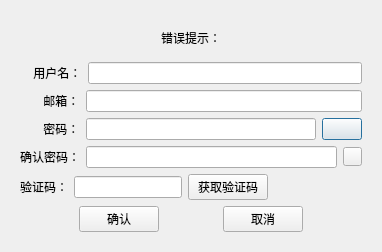
Above: wChat_client/registdialog.ui from Eulernumber233/wChat before the change. Below: the same form after it.
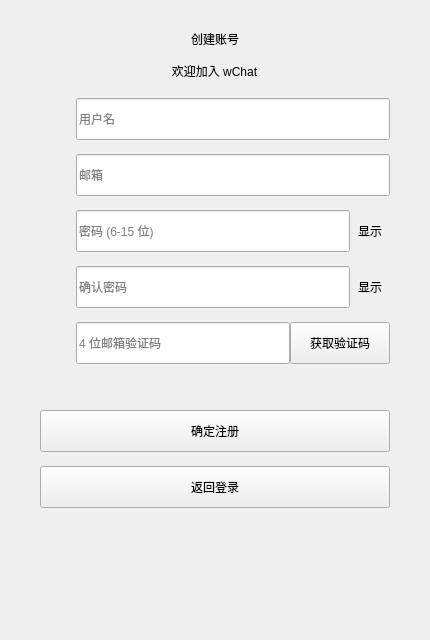
That is the form after the change. Custom widgets are drawn as their Qt base class.

```diff
--- a/wChat_client/registdialog.ui
+++ b/wChat_client/registdialog.ui
@@ -1,388 +1,317 @@
 <?xml version="1.0" encoding="UTF-8"?>
 <ui version="4.0">
  <class>RegistDialog</class>
- <widget class="QDialog" name="RegistDialog">
+ <widget class="QWidget" name="RegistDialog">
   <property name="geometry">
    <rect>
     <x>0</x>
     <y>0</y>
-    <width>382</width>
-    <height>241</height>
+    <width>430</width>
+    <height>640</height>
    </rect>
   </property>
-  <property name="windowTitle">
-   <string>Dialog</string>
+  <property name="minimumSize">
+   <size><width>430</width><height>640</height></size>
   </property>
-  <layout class="QVBoxLayout" name="verticalLayout_2">
-   <item>
-    <layout class="QHBoxLayout" name="horizontalLayout_8">
+  <property name="maximumSize">
+   <size><width>430</width><height>640</height></size>
+  </property>
+
+  <layout class="QVBoxLayout" name="root_layout">
+   <property name="leftMargin"><number>0</number></property>
+   <property name="topMargin"><number>0</number></property>
+   <property name="rightMargin"><number>0</number></property>
+   <property name="bottomMargin"><number>0</number></property>
+   <property name="spacing"><number>0</number></property>
      <item>
       <widget class="QStackedWidget" name="stackedWidget">
-       <property name="currentIndex">
-        <number>0</number>
-       </property>
+     <property name="currentIndex"><number>0</number></property>
+
        <widget class="QWidget" name="page">
-        <layout class="QVBoxLayout" name="verticalLayout">
+      <layout class="QVBoxLayout" name="page1_layout">
+       <property name="leftMargin"><number>40</number></property>
+       <property name="topMargin"><number>30</number></property>
+       <property name="rightMargin"><number>40</number></property>
+       <property name="bottomMargin"><number>24</number></property>
+       <property name="spacing"><number>14</number></property>
+
+       <item alignment="Qt::AlignHCenter">
+        <widget class="QLabel" name="auth_title">
+         <property name="text"><string>创建账号</string></property>
+         <property name="alignment"><set>Qt::AlignmentFlag::AlignCenter</set></property>
+        </widget>
+       </item>
+       <item alignment="Qt::AlignHCenter">
+        <widget class="QLabel" name="auth_sub">
+         <property name="text"><string>欢迎加入 wChat</string></property>
+         <property name="alignment"><set>Qt::AlignmentFlag::AlignCenter</set></property>
+        </widget>
+       </item>
+
          <item>
-          <spacer name="verticalSpacer_2">
-           <property name="orientation">
-            <enum>Qt::Orientation::Vertical</enum>
-           </property>
-           <property name="sizeHint" stdset="0">
-            <size>
-             <width>20</width>
-             <height>40</height>
-            </size>
-           </property>
-          </spacer>
-         </item>
+        <spacer name="vs_before_fields">
+         <property name="orientation"><enum>Qt::Orientation::Vertical</enum></property>
+         <property name="sizeType"><enum>QSizePolicy::Policy::Fixed</enum></property>
+         <property name="sizeHint" stdset="0"><size><width>20</width><height>4</height></size></property>
+        </spacer>
+       </item>
+
+       <!-- Username field -->
          <item>
-          <widget class="QWidget" name="widget" native="true">
-           <layout class="QHBoxLayout" name="horizontalLayout_7">
+        <widget class="QWidget" name="user_field" native="true">
+         <property name="minimumSize"><size><width>0</width><height>42</height></size></property>
+         <property name="maximumSize"><size><width>16777215</width><height>42</height></size></property>
+         <layout class="QHBoxLayout" name="user_field_layout">
+          <property name="leftMargin"><number>0</number></property>
+          <property name="topMargin"><number>0</number></property>
+          <property name="rightMargin"><number>0</number></property>
+          <property name="bottomMargin"><number>0</number></property>
+          <property name="spacing"><number>0</number></property>
             <item>
-             <widget class="QLabel" name="err_tip">
-              <property name="text">
-               <string>错误提示：</string>
-              </property>
-              <property name="alignment">
-               <set>Qt::AlignmentFlag::AlignCenter</set>
-              </property>
-             </widget>
-            </item>
-           </layout>
-          </widget>
-         </item>
+           <widget class="QLabel" name="user_icon">
+            <property name="minimumSize"><size><width>36</width><height>42</height></size></property>
+            <property name="maximumSize"><size><width>36</width><height>42</height></size></property>
+            <property name="text"><string/></property>
+            <property name="alignment"><set>Qt::AlignmentFlag::AlignCenter</set></property>
+           </widget>
+          </item>
          <item>
-          <layout class="QHBoxLayout" name="horizontalLayout">
-           <item>
-            <widget class="QLabel" name="users_label">
-             <property name="text">
-              <string>    用户名：</string>
-             </property>
-            </widget>
-           </item>
-           <item>
-            <widget class="QLineEdit" name="user_edit"/>
-           </item>
-          </layout>
-         </item>
+           <widget class="QLineEdit" name="user_edit">
+            <property name="minimumSize"><size><width>0</width><height>42</height></size></property>
+            <property name="placeholderText"><string>用户名</string></property>
+           </widget>
+          </item>
+         </layout>
+        </widget>
+       </item>
+
+       <!-- Email field -->
          <item>
-          <layout class="QHBoxLayout" name="horizontalLayout_2">
+        <widget class="QWidget" name="email_field" native="true">
+         <property name="minimumSize"><size><width>0</width><height>42</height></size></property>
+         <property name="maximumSize"><size><width>16777215</width><height>42</height></size></property>
+         <layout class="QHBoxLayout" name="email_field_layout">
+          <property name="leftMargin"><number>0</number></property>
+          <property name="topMargin"><number>0</number></property>
+          <property name="rightMargin"><number>0</number></property>
+          <property name="bottomMargin"><number>0</number></property>
+          <property name="spacing"><number>0</number></property>
            <item>
-            <widget class="QLabel" name="email_label">
-             <property name="text">
-              <string>       邮箱：</string>
-             </property>
+           <widget class="QLabel" name="email_icon">
+            <property name="minimumSize"><size><width>36</width><height>42</height></size></property>
+            <property name="maximumSize"><size><width>36</width><height>42</height></size></property>
+            <property name="text"><string/></property>
+            <property name="alignment"><set>Qt::AlignmentFlag::AlignCenter</set></property>
             </widget>
            </item>
            <item>
-            <widget class="QLineEdit" name="email_lineEdit"/>
-           </item>
-          </layout>
-         </item>
+           <widget class="QLineEdit" name="email_lineEdit">
+            <property name="minimumSize"><size><width>0</width><height>42</height></size></property>
+            <property name="placeholderText"><string>邮箱</string></property>
+           </widget>
+          </item>
+         </layout>
+        </widget>
+       </item>
+
+       <!-- Password field -->
          <item>
-          <layout class="QHBoxLayout" name="horizontalLayout_3">
+        <widget class="QWidget" name="pass_field" native="true">
+         <property name="minimumSize"><size><width>0</width><height>42</height></size></property>
+         <property name="maximumSize"><size><width>16777215</width><height>42</height></size></property>
+         <layout class="QHBoxLayout" name="pass_field_layout">
+          <property name="leftMargin"><number>0</number></property>
+          <property name="topMargin"><number>0</number></property>
+          <property name="rightMargin"><number>0</number></property>
+          <property name="bottomMargin"><number>0</number></property>
+          <property name="spacing"><number>0</number></property>
            <item>
-            <widget class="QLabel" name="pass_label">
-             <property name="text">
-              <string>       密码：</string>
-             </property>
+           <widget class="QLabel" name="pass_icon">
+            <property name="minimumSize"><size><width>36</width><height>42</height></size></property>
+            <property name="maximumSize"><size><width>36</width><height>42</height></size></property>
+            <property name="text"><string/></property>
+            <property name="alignment"><set>Qt::AlignmentFlag::AlignCenter</set></property>
             </widget>
            </item>
            <item>
-            <widget class="QLineEdit" name="pass_edit"/>
+           <widget class="QLineEdit" name="pass_edit">
+            <property name="minimumSize"><size><width>0</width><height>42</height></size></property>
+            <property name="placeholderText"><string>密码 (6-15 位)</string></property>
+           </widget>
            </item>
            <item>
             <widget class="ClickedLabel" name="pass_visible">
-             <property name="minimumSize">
-              <size>
-               <width>19</width>
-               <height>19</height>
-              </size>
-             </property>
-             <property name="sizeIncrement">
-              <size>
-               <width>19</width>
-               <height>19</height>
-              </size>
-             </property>
-             <property name="text">
-              <string/>
-             </property>
+            <property name="minimumSize"><size><width>40</width><height>42</height></size></property>
+            <property name="maximumSize"><size><width>40</width><height>42</height></size></property>
+            <property name="text"><string>显示</string></property>
+            <property name="alignment"><set>Qt::AlignmentFlag::AlignCenter</set></property>
             </widget>
            </item>
           </layout>
-         </item>
+        </widget>
+       </item>
+
+       <!-- Confirm password field -->
          <item>
-          <layout class="QHBoxLayout" name="horizontalLayout_4">
+        <widget class="QWidget" name="confirm_field" native="true">
+         <property name="minimumSize"><size><width>0</width><height>42</height></size></property>
+         <property name="maximumSize"><size><width>16777215</width><height>42</height></size></property>
+         <layout class="QHBoxLayout" name="confirm_field_layout">
+          <property name="leftMargin"><number>0</number></property>
+          <property name="topMargin"><number>0</number></property>
+          <property name="rightMargin"><number>0</number></property>
+          <property name="bottomMargin"><number>0</number></property>
+          <property name="spacing"><number>0</number></property>
            <item>
-            <widget class="QLabel" name="confirm_label">
-             <property name="text">
-              <string>确认密码：</string>
-             </property>
+           <widget class="QLabel" name="confirm_icon">
+            <property name="minimumSize"><size><width>36</width><height>42</height></size></property>
+            <property name="maximumSize"><size><width>36</width><height>42</height></size></property>
+            <property name="text"><string/></property>
+            <property name="alignment"><set>Qt::AlignmentFlag::AlignCenter</set></property>
             </widget>
            </item>
            <item>
-            <widget class="QLineEdit" name="confirm_edit"/>
+           <widget class="QLineEdit" name="confirm_edit">
+            <property name="minimumSize"><size><width>0</width><height>42</height></size></property>
+            <property name="placeholderText"><string>确认密码</string></property>
+           </widget>
            </item>
            <item>
             <widget class="ClickedLabel" name="confirm_visible">
-             <property name="minimumSize">
-              <size>
-               <width>19</width>
-               <height>19</height>
-              </size>
-             </property>
-             <property name="maximumSize">
-              <size>
-               <width>19</width>
-               <height>19</height>
-              </size>
-             </property>
-             <property name="text">
-              <string/>
-             </property>
+            <property name="minimumSize"><size><width>40</width><height>42</height></size></property>
+            <property name="maximumSize"><size><width>40</width><height>42</height></size></property>
+            <property name="text"><string>显示</string></property>
+            <property name="alignment"><set>Qt::AlignmentFlag::AlignCenter</set></property>
             </widget>
            </item>
           </layout>
-         </item>
+        </widget>
+       </item>
+
+       <!-- Verify code field -->
          <item>
-          <layout class="QHBoxLayout" name="horizontalLayout_5">
+        <widget class="QWidget" name="varify_field" native="true">
+         <property name="minimumSize"><size><width>0</width><height>42</height></size></property>
+         <property name="maximumSize"><size><width>16777215</width><height>42</height></size></property>
+         <layout class="QHBoxLayout" name="varify_field_layout">
+          <property name="leftMargin"><number>0</number></property>
+          <property name="topMargin"><number>0</number></property>
+          <property name="rightMargin"><number>0</number></property>
+          <property name="bottomMargin"><number>0</number></property>
+          <property name="spacing"><number>0</number></property>
            <item>
-            <widget class="QLabel" name="varify_label">
-             <property name="text">
-              <string>验证码：</string>
-             </property>
+           <widget class="QLabel" name="varify_icon">
+            <property name="minimumSize"><size><width>36</width><height>42</height></size></property>
+            <property name="maximumSize"><size><width>36</width><height>42</height></size></property>
+            <property name="text"><string/></property>
+            <property name="alignment"><set>Qt::AlignmentFlag::AlignCenter</set></property>
             </widget>
            </item>
            <item>
-            <widget class="QLineEdit" name="varify_edit"/>
+           <widget class="QLineEdit" name="varify_edit">
+            <property name="minimumSize"><size><width>0</width><height>42</height></size></property>
+            <property name="maxLength"><number>4</number></property>
+            <property name="placeholderText"><string>4 位邮箱验证码</string></property>
+           </widget>
            </item>
            <item>
             <widget class="TimerBtn" name="get_code">
-             <property name="text">
-              <string>获取验证码</string>
-             </property>
-            </widget>
-           </item>
-           <item>
-            <spacer name="horizontalSpacer">
-             <property name="orientation">
-              <enum>Qt::Orientation::Horizontal</enum>
-             </property>
-             <property name="sizeHint" stdset="0">
-              <size>
-               <width>40</width>
-               <height>20</height>
-              </size>
-             </property>
-            </spacer>
-           </item>
-          </layout>
-         </item>
+            <property name="minimumSize"><size><width>100</width><height>42</height></size></property>
+            <property name="maximumSize"><size><width>110</width><height>42</height></size></property>
+            <property name="text"><string>获取验证码</string></property>
+           </widget>
+          </item>
+         </layout>
+        </widget>
+       </item>
+
          <item>
-          <spacer name="verticalSpacer_3">
-           <property name="orientation">
-            <enum>Qt::Orientation::Vertical</enum>
-           </property>
-           <property name="sizeHint" stdset="0">
-            <size>
-             <width>20</width>
-             <height>40</height>
-            </size>
-           </property>
-          </spacer>
-         </item>
-         <item>
-          <layout class="QHBoxLayout" name="horizontalLayout_6">
-           <item>
-            <spacer name="horizontalSpacer_4">
-             <property name="orientation">
-              <enum>Qt::Orientation::Horizontal</enum>
-             </property>
-             <property name="sizeHint" stdset="0">
-              <size>
-               <width>40</width>
-               <height>20</height>
-              </size>
-             </property>
-            </spacer>
-           </item>
+        <widget class="QLabel" name="err_tip">
+         <property name="minimumSize"><size><width>0</width><height>18</height></size></property>
+         <property name="maximumSize"><size><width>16777215</width><height>18</height></size></property>
+         <property name="text"><string/></property>
+         <property name="alignment"><set>Qt::AlignmentFlag::AlignLeading|Qt::AlignmentFlag::AlignLeft|Qt::AlignmentFlag::AlignVCenter</set></property>
+        </widget>
+       </item>
+
            <item>
             <widget class="QPushButton" name="sure_btn">
-             <property name="text">
-              <string>确认</string>
-             </property>
-            </widget>
-           </item>
-           <item>
-            <spacer name="horizontalSpacer_6">
-             <property name="orientation">
-              <enum>Qt::Orientation::Horizontal</enum>
-             </property>
-             <property name="sizeHint" stdset="0">
-              <size>
-               <width>40</width>
-               <height>20</height>
-              </size>
-             </property>
-            </spacer>
-           </item>
+         <property name="minimumSize"><size><width>0</width><height>42</height></size></property>
+         <property name="maximumSize"><size><width>16777215</width><height>42</height></size></property>
+         <property name="text"><string>确定注册</string></property>
+        </widget>
+       </item>
+
            <item>
             <widget class="QPushButton" name="cancel_btn">
-             <property name="text">
-              <string>取消</string>
-             </property>
-            </widget>
-           </item>
+         <property name="minimumSize"><size><width>0</width><height>42</height></size></property>
+         <property name="maximumSize"><size><width>16777215</width><height>42</height></size></property>
+         <property name="text"><string>返回登录</string></property>
+        </widget>
+       </item>
+
            <item>
-            <spacer name="horizontalSpacer_5">
-             <property name="orientation">
-              <enum>Qt::Orientation::Horizontal</enum>
-             </property>
-             <property name="sizeHint" stdset="0">
-              <size>
-               <width>40</width>
-               <height>20</height>
-              </size>
-             </property>
+        <spacer name="vs_bottom">
+         <property name="orientation"><enum>Qt::Orientation::Vertical</enum></property>
+         <property name="sizeType"><enum>QSizePolicy::Policy::Expanding</enum></property>
+         <property name="sizeHint" stdset="0"><size><width>20</width><height>10</height></size></property>
             </spacer>
            </item>
           </layout>
-         </item>
-         <item>
-          <spacer name="verticalSpacer">
-           <property name="orientation">
-            <enum>Qt::Orientation::Vertical</enum>
-           </property>
-           <property name="sizeHint" stdset="0">
-            <size>
-             <width>20</width>
-             <height>40</height>
-            </size>
-           </property>
-          </spacer>
-         </item>
-        </layout>
-       </widget>
+     </widget>
+
        <widget class="QWidget" name="page_2">
-        <layout class="QVBoxLayout" name="verticalLayout_3">
+      <layout class="QVBoxLayout" name="page2_layout">
+       <property name="leftMargin"><number>40</number></property>
+       <property name="topMargin"><number>60</number></property>
+       <property name="rightMargin"><number>40</number></property>
+       <property name="bottomMargin"><number>36</number></property>
+       <property name="spacing"><number>14</number></property>
+
          <item>
-          <spacer name="verticalSpacer_5">
-           <property name="orientation">
-            <enum>Qt::Orientation::Vertical</enum>
-           </property>
-           <property name="sizeHint" stdset="0">
-            <size>
-             <width>20</width>
-             <height>40</height>
-            </size>
-           </property>
-          </spacer>
-         </item>
-         <item alignment="Qt::AlignmentFlag::AlignHCenter">
+        <spacer name="vs_p2_top">
+         <property name="orientation"><enum>Qt::Orientation::Vertical</enum></property>
+         <property name="sizeType"><enum>QSizePolicy::Policy::Expanding</enum></property>
+         <property name="sizeHint" stdset="0"><size><width>20</width><height>40</height></size></property>
+        </spacer>
+       </item>
+       <item alignment="Qt::AlignHCenter">
           <widget class="QLabel" name="tip_lb">
-           <property name="text">
-            <string>注册成功，5秒后返回登录</string>
-           </property>
-          </widget>
-         </item>
-         <item alignment="Qt::AlignmentFlag::AlignHCenter">
+         <property name="text"><string>注册成功，5 秒后返回登录</string></property>
+         <property name="alignment"><set>Qt::AlignmentFlag::AlignCenter</set></property>
+        </widget>
+       </item>
+       <item alignment="Qt::AlignHCenter">
           <widget class="QLabel" name="tip2_lb">
-           <property name="text">
-            <string>&lt;html&gt;&lt;head/&gt;&lt;body&gt;&lt;p&gt;点击返回按钮回到登录界面&lt;/p&gt;&lt;/body&gt;&lt;/html&gt;</string>
-           </property>
+         <property name="text"><string>点击下方按钮回到登录界面</string></property>
+         <property name="alignment"><set>Qt::AlignmentFlag::AlignCenter</set></property>
           </widget>
          </item>
          <item>
-          <spacer name="verticalSpacer_6">
-           <property name="orientation">
-            <enum>Qt::Orientation::Vertical</enum>
-           </property>
-           <property name="sizeHint" stdset="0">
-            <size>
-             <width>20</width>
-             <height>40</height>
-            </size>
-           </property>
-          </spacer>
-         </item>
-         <item>
-          <widget class="QWidget" name="widget_2" native="true">
-           <layout class="QHBoxLayout" name="horizontalLayout_9">
-            <item>
-             <spacer name="horizontalSpacer_2">
-              <property name="orientation">
-               <enum>Qt::Orientation::Horizontal</enum>
-              </property>
-              <property name="sizeHint" stdset="0">
-               <size>
-                <width>40</width>
-                <height>20</height>
-               </size>
-              </property>
+        <spacer name="vs_p2_mid">
+         <property name="orientation"><enum>Qt::Orientation::Vertical</enum></property>
+         <property name="sizeType"><enum>QSizePolicy::Policy::Expanding</enum></property>
+         <property name="sizeHint" stdset="0"><size><width>20</width><height>40</height></size></property>
              </spacer>
             </item>
             <item>
              <widget class="QPushButton" name="ret_btn">
-              <property name="minimumSize">
-               <size>
-                <width>0</width>
-                <height>25</height>
-               </size>
-              </property>
-              <property name="maximumSize">
-               <size>
-                <width>16777215</width>
-                <height>25</height>
-               </size>
-              </property>
-              <property name="text">
-               <string>返回登录</string>
-              </property>
-             </widget>
-            </item>
-            <item>
-             <spacer name="horizontalSpacer_3">
-              <property name="orientation">
-               <enum>Qt::Orientation::Horizontal</enum>
-              </property>
-              <property name="sizeHint" stdset="0">
-               <size>
-                <width>40</width>
-                <height>20</height>
-               </size>
-              </property>
-             </spacer>
-            </item>
-           </layout>
-          </widget>
-         </item>
-         <item>
-          <spacer name="verticalSpacer_4">
-           <property name="orientation">
-            <enum>Qt::Orientation::Vertical</enum>
-           </property>
-           <property name="sizeHint" stdset="0">
-            <size>
-             <width>20</width>
-             <height>40</height>
-            </size>
-           </property>
-          </spacer>
-         </item>
-        </layout>
-       </widget>
-      </widget>
-     </item>
-    </layout>
-   </item>
-  </layout>
+         <property name="minimumSize"><size><width>0</width><height>42</height></size></property>
+         <property name="maximumSize"><size><width>16777215</width><height>42</height></size></property>
+         <property name="text"><string>返回登录</string></property>
+        </widget>
+       </item>
+      </layout>
+     </widget>
+
+    </widget>
+   </item>
+  </layout>
  </widget>
  <customwidgets>
   <customwidget>
    <class>ClickedLabel</class>
-   <extends>QPushButton</extends>
+   <extends>QLabel</extends>
    <header>clickedlabel.h</header>
   </customwidget>
   <customwidget>
```
Left out of the diff: 1 changed line with no effect on the pictures. Lines whose indentation alone changed are shown as unchanged.
